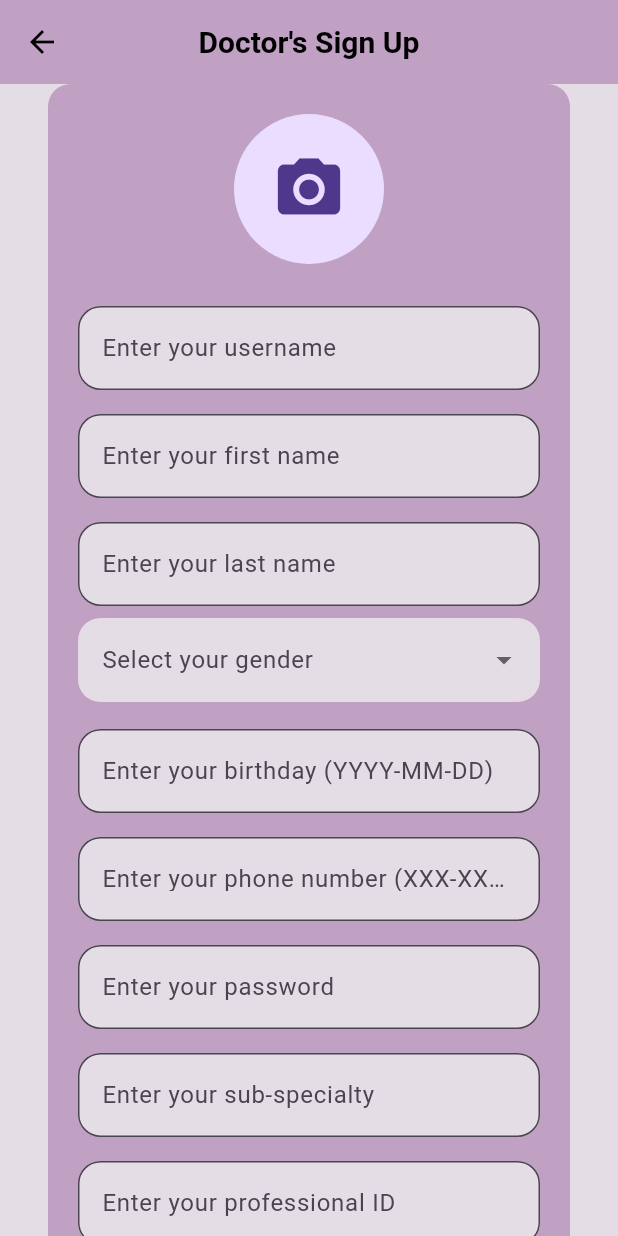
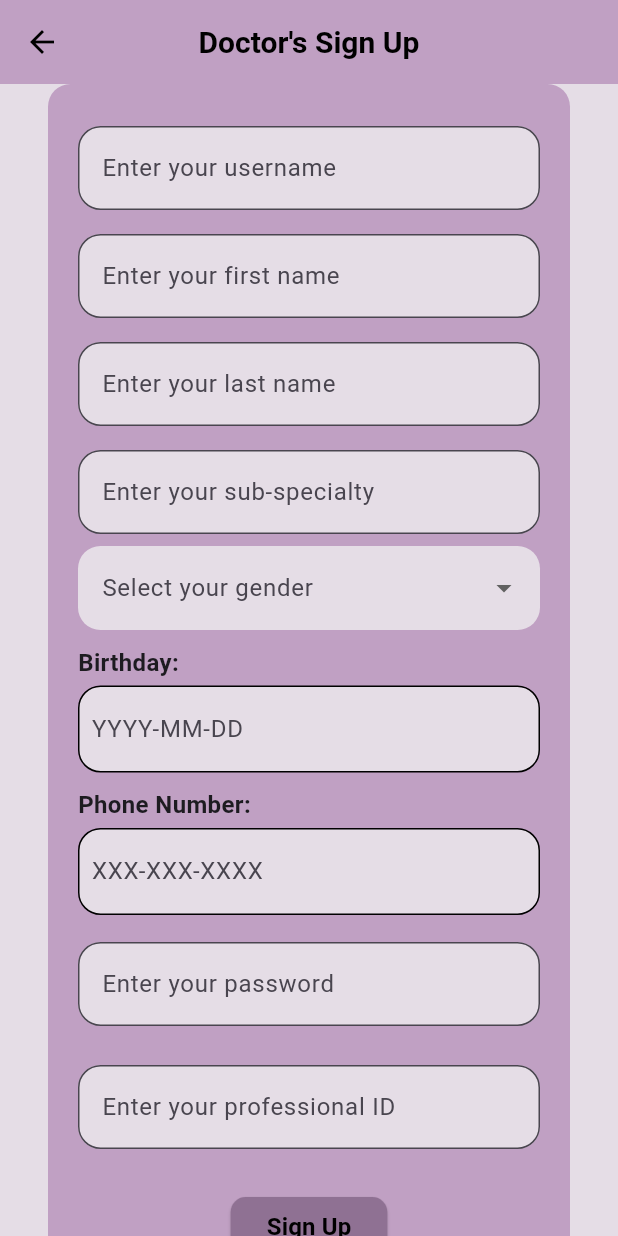
Before and after one commit to Grupo-Diseno-los-hormonales/experimentos_hormonal_care_mobile_frontend-prueba, a Flutter app: the SignUpDoctor screen opened directly, on a phone screen of 412 x 824 dp. Run offline on Flutter 3.47's test engine with Material 3 defaults, Android fonts, the phone set to English and light mode, and no system bars; our stand-ins replace confetti, dio, file_picker, firebase_core, firebase_storage, flutter_spinbox and 3 more; accounts and stored records are empty.

Commit message:
feat: add more validations to doctor sign up

```diff
--- a/lib/scr/features/iam/presentation/pages/sign_up_doctor.dart
+++ b/lib/scr/features/iam/presentation/pages/sign_up_doctor.dart
@@ -1,5 +1,6 @@
 import 'dart:convert';
 import 'package:flutter/material.dart';
+import 'package:flutter/services.dart';
 import 'package:experimentos_hormonal_care_mobile_frontend/scr/features/iam/domain/services/doctor_signup_service.dart';
 
 class SignUpDoctor extends StatefulWidget {
@@ -92,6 +93,17 @@ class _SignUpDoctorState extends State<SignUpDoctor> {
     return null;
   }
 
+String? _validateOnlyLetters(String? value, String fieldName) {
+  if (value == null || value.isEmpty) {
+    return 'Please enter your $fieldName';
+  }
+  final lettersRegex = RegExp(r'^[a-zA-Z\s]+$');
+  if (!lettersRegex.hasMatch(value)) {
+    return '$fieldName must contain only letters';
+  }
+  return null;
+}
+
 Widget _buildTextField(
   TextEditingController controller,
   String label, {
@@ -100,6 +112,7 @@ class _SignUpDoctorState extends State<SignUpDoctor> {
   void Function(String)? onChanged,
   FocusNode? focusNode,
   TextInputType keyboardType = TextInputType.text,
+  List<TextInputFormatter>? inputFormatters,
 }) {
   return Padding(
     padding: const EdgeInsets.symmetric(vertical: 8.0),
@@ -120,9 +133,138 @@ class _SignUpDoctorState extends State<SignUpDoctor> {
       keyboardType: keyboardType,
       validator: validator,
       onChanged: onChanged,
+      inputFormatters: inputFormatters,
     ),
   );
 }
+
+
+Widget _buildPhoneNumberField() {
+  final TextEditingController _phoneNumberController = TextEditingController();
+
+  return Column(
+    crossAxisAlignment: CrossAxisAlignment.start,
+    children: [
+      const Text(
+        'Phone Number:',
+        style: TextStyle(
+          fontSize: 16,
+          fontWeight: FontWeight.bold,
+        ),
+      ),
+      const SizedBox(height: 4),
+      Container(
+        padding: const EdgeInsets.symmetric(horizontal: 8, vertical: 4),
+        decoration: BoxDecoration(
+          color: const Color(0xFFE5DDE6),
+          borderRadius: BorderRadius.circular(15),
+          border: Border.all(color: Colors.black, width: 1), // Agregar borde negro
+        ),
+        child: TextFormField(
+          controller: _phoneNumberController,
+          decoration: const InputDecoration(
+            hintText: 'XXX-XXX-XXXX',
+            counterText: '',
+            border: InputBorder.none,
+          ),
+          maxLength: 12, // Incluye los guiones
+          keyboardType: TextInputType.number,
+          inputFormatters: [
+            FilteringTextInputFormatter.digitsOnly,
+            _PhoneNumberInputFormatter(), // Formateador personalizado
+          ],
+          validator: (value) {
+            if (value == null || value.isEmpty) {
+              return 'Please enter your phone number';
+            }
+            final phoneRegex = RegExp(r'^\d{3}-\d{3}-\d{4}$');
+            if (!phoneRegex.hasMatch(value)) {
+              return 'Invalid phone number format. Use XXX-XXX-XXXX';
+            }
+            return null;
+          },
+        ),
+      ),
+    ],
+  );
+}
+
+Widget _buildProfessionalIdField() {
+  return _buildTextField(
+    _medicalLicenseNumberController,
+    'Enter your professional ID',
+    keyboardType: TextInputType.number,
+    inputFormatters: [FilteringTextInputFormatter.digitsOnly],
+    validator: (value) {
+      if (value == null || value.isEmpty) {
+        return 'Please enter your professional ID';
+      }
+      if (int.tryParse(value) == null) {
+        return 'Professional ID must be a number';
+      }
+      return null;
+    },
+  );
+}
+
+Widget _buildBirthdayField() {
+  final TextEditingController _birthdayController = TextEditingController();
+
+  return Column(
+    crossAxisAlignment: CrossAxisAlignment.start,
+    children: [
+      const Text(
+        'Birthday:',
+        style: TextStyle(
+          fontSize: 16,
+          fontWeight: FontWeight.bold,
+        ),
+      ),
+      const SizedBox(height: 4),
+      Container(
+        padding: const EdgeInsets.symmetric(horizontal: 8, vertical: 4),
+        decoration: BoxDecoration(
+          color: const Color(0xFFE5DDE6),
+          borderRadius: BorderRadius.circular(15),
+          border: Border.all(color: Colors.black, width: 1), // Agregar borde negro
+        ),
+        child: TextFormField(
+          controller: _birthdayController,
+          decoration: const InputDecoration(
+            hintText: 'YYYY-MM-DD',
+            counterText: '',
+            border: InputBorder.none,
+          ),
+          maxLength: 10, // Incluye los guiones
+          keyboardType: TextInputType.number,
+          inputFormatters: [
+            FilteringTextInputFormatter.digitsOnly,
+            _DateInputFormatter(), // Formateador personalizado
+          ],
+          validator: (value) {
+            if (value == null || value.isEmpty) {
+              return 'Please enter your birthday';
+            }
+            final dateRegex = RegExp(r'^\d{4}-\d{2}-\d{2}$');
+            if (!dateRegex.hasMatch(value)) {
+              return 'Invalid date format. Use YYYY-MM-DD';
+            }
+            try {
+              final date = DateTime.parse(value);
+              if (date.year < 1900 || date.year > DateTime.now().year) {
+                return 'Enter a valid year (1900-${DateTime.now().year})';
+              }
+            } catch (_) {
+              return 'Invalid date';
+            }
+            return null;
+          },
+        ),
+      ),
+    ],
+  );
+}
+
 
 @override
 Widget build(BuildContext context) {
@@ -159,20 +301,34 @@ class _SignUpDoctorState extends State<SignUpDoctor> {
               child: Column(
                 mainAxisAlignment: MainAxisAlignment.center,
                 children: [
-                    GestureDetector(
-                      onTap: () {
-                        // Implementa el selector de imágenes aquí
+                  _buildTextField(
+                    _usernameController,
+                    'Enter your username',
+                    validator: (value) {
+                      if (value == null || value.isEmpty) {
+                        return 'Please enter your username';
+                      }
+                      return null;
                     },
-                      child: CircleAvatar(
-                        radius: 50,
-                        backgroundImage: _image.isNotEmpty ? NetworkImage(_image) : null,
-                        child: _image.isEmpty ? const Icon(Icons.camera_alt, size: 50) : null,
                   ),
+                  _buildTextField(
+                    _firstNameController,
+                    'Enter your first name',
+                    validator: (value) => _validateOnlyLetters(value, 'First Name'),
+                    inputFormatters: [FilteringTextInputFormatter.allow(RegExp(r'[a-zA-Z\s]'))],
                   ),
-                    const SizedBox(height: 20),
-                    _buildTextField(_usernameController, 'Enter your username'),
-                    _buildTextField(_firstNameController, 'Enter your first name'),
-                    _buildTextField(_lastNameController, 'Enter your last name'),
+                  _buildTextField(
+                    _lastNameController,
+                    'Enter your last name',
+                    validator: (value) => _validateOnlyLetters(value, 'Last Name'),
+                    inputFormatters: [FilteringTextInputFormatter.allow(RegExp(r'[a-zA-Z\s]'))],
+                  ),
+                  _buildTextField(
+                    _subSpecialtyController,
+                    'Enter your sub-specialty',
+                    validator: (value) => _validateOnlyLetters(value, 'Sub-Specialty'),
+                    inputFormatters: [FilteringTextInputFormatter.allow(RegExp(r'[a-zA-Z\s]'))],
+                  ),
                   DropdownButtonFormField<String>(
                     value: _gender,
                     decoration: InputDecoration(
@@ -203,38 +359,26 @@ class _SignUpDoctorState extends State<SignUpDoctor> {
                     },
                   ),
                   const SizedBox(height: 10),
+                  _buildBirthdayField(),
+                  const SizedBox(height: 10),
+                  _buildPhoneNumberField(),
+                  const SizedBox(height: 10),
                   _buildTextField(
-                      _birthdayController,
-                      'Enter your birthday (YYYY-MM-DD)',
-                      validator: _validateDate,
-                      onChanged: (value) {
-                        setState(() {});
+                    _passwordController,
+                    'Enter your password',
+                    obscureText: true,
+                    validator: (value) {
+                      if (value == null || value.isEmpty) {
+                        return 'Please enter your password';
+                      }
+                      if (value.length < 6) {
+                        return 'Password must be at least 6 characters long';
+                      }
+                      return null;
                     },
-                      focusNode: _birthdayFocusNode,
-                      keyboardType: TextInputType.datetime,
                   ),
-                    _buildTextField(
-                      _phoneNumberController,
-                      'Enter your phone number (XXX-XXX-XXXX)',
-                      validator: _validatePhoneNumber,
-                      onChanged: (value) {
-                        setState(() {});
-                      },
-                      focusNode: _phoneFocusNode,
-                      keyboardType: TextInputType.phone,
-                    ),
-                    _buildTextField(_passwordController, 'Enter your password', obscureText: true),
-                    _buildTextField(_subSpecialtyController, 'Enter your sub-specialty'),
-                    _buildTextField(
-                      _medicalLicenseNumberController,
-                      'Enter your professional ID',
-                      validator: (value) => _validateNumber(value, 'Professional ID'),
-                      onChanged: (value) {
-                        setState(() {});
-                      },
-                      focusNode: _professionalIdFocusNode,
-                      keyboardType: TextInputType.number,
-                    ),
+                  const SizedBox(height: 10),
+                  _buildProfessionalIdField(),
                   const SizedBox(height: 20),
                   ElevatedButton(
                     onPressed: _submit,
@@ -263,3 +407,48 @@ class _SignUpDoctorState extends State<SignUpDoctor> {
   );
 }
 }
+
+class _PhoneNumberInputFormatter extends TextInputFormatter {
+  @override
+  TextEditingValue formatEditUpdate(
+      TextEditingValue oldValue, TextEditingValue newValue) {
+    final text = newValue.text.replaceAll('-', ''); // Eliminar guiones existentes
+    final buffer = StringBuffer();
+
+    for (int i = 0; i < text.length; i++) {
+      buffer.write(text[i]);
+      // Agregar guiones en las posiciones correctas
+      if (i == 2 || i == 5) {
+        buffer.write('-');
+      }
+    }
+
+    return TextEditingValue(
+      text: buffer.toString(),
+      selection: TextSelection.collapsed(offset: buffer.length),
+    );
+  }
+}
+
+
+class _DateInputFormatter extends TextInputFormatter {
+  @override
+  TextEditingValue formatEditUpdate(
+      TextEditingValue oldValue, TextEditingValue newValue) {
+    final text = newValue.text.replaceAll('-', ''); // Eliminar guiones existentes
+    final buffer = StringBuffer();
+
+    for (int i = 0; i < text.length; i++) {
+      buffer.write(text[i]);
+      // Agregar guiones en las posiciones correctas
+      if (i == 3 || i == 5) {
+        buffer.write('-');
+      }
+    }
+
+    return TextEditingValue(
+      text: buffer.toString(),
+      selection: TextSelection.collapsed(offset: buffer.length),
+    );
+  }
+}
```
Lines whose indentation alone changed are shown as unchanged.
